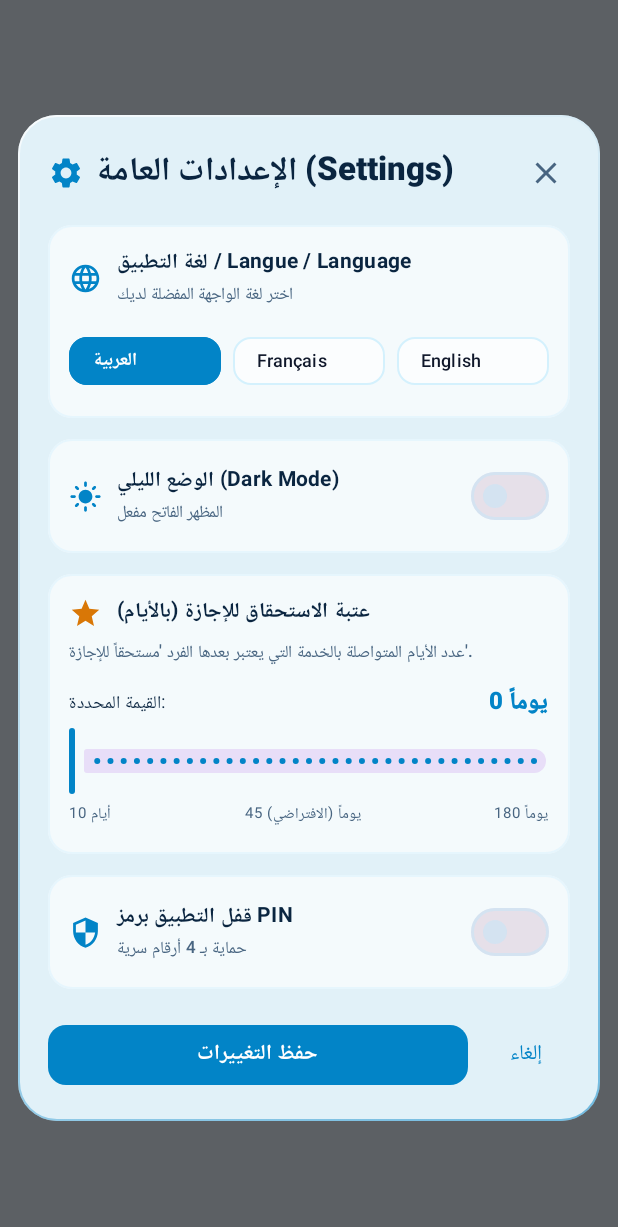
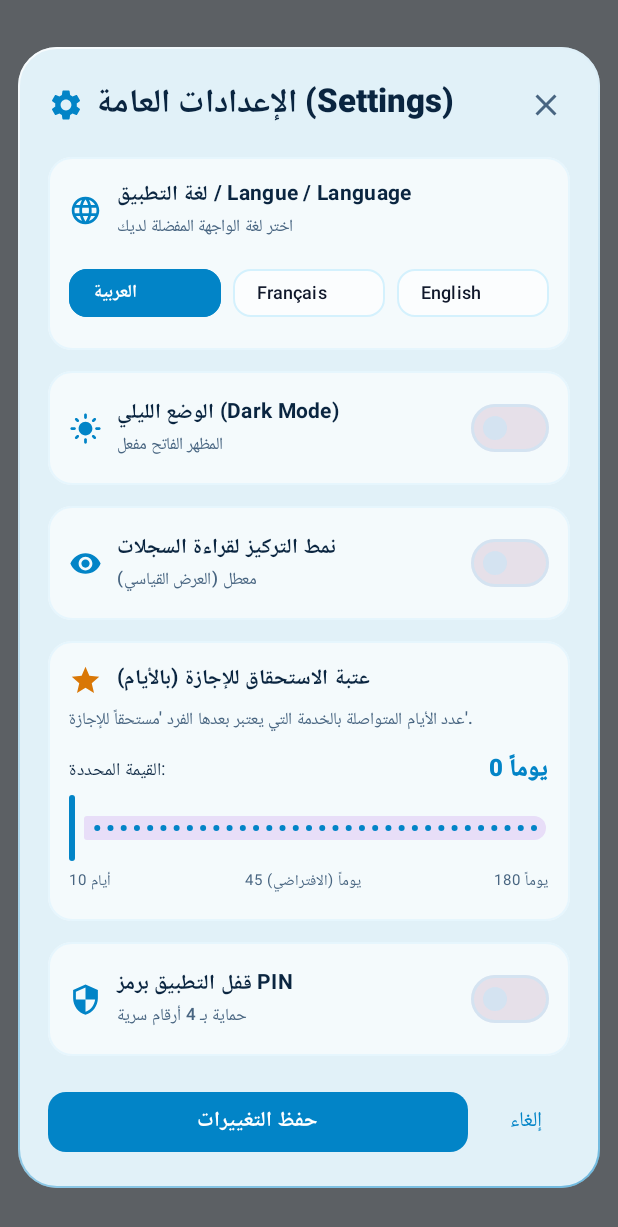
Before and after one commit to charfeddine23/Respit, an Android app built with Jetpack Compose: the composable SettingsDialog called with empty values, on a phone screen of 412 x 824 dp. Shown: the top 1227 px of the screen. Run offline under Robolectric (Android 15) with nearby library versions, the phone set to English and light mode, and no system bars.

Commit message:
feat: add focus mode and dynamic build versioning
- Implement focus mode toggle in settings and UI
- Configure dynamic versioning in build.gradle.kts and CI pipeline

```diff
--- a/app/src/main/java/com/example/MainActivity.kt
+++ b/app/src/main/java/com/example/MainActivity.kt
@@ -161,6 +161,7 @@ fun LeaveTrackerMainApp(viewModel: PersonnelViewModel) {
     val context = LocalContext.current
     val isLocked by viewModel.isLocked.collectAsState()
     val isDarkMode by viewModel.isDarkMode.collectAsState()
+    val isFocusMode by viewModel.isFocusMode.collectAsState()
     val dutyThreshold by viewModel.dutyThresholdDays.collectAsState()
     val isPinEnabled by viewModel.isPinEnabled.collectAsState()
     val currentPin by viewModel.pinCode.collectAsState()
@@ -836,6 +837,7 @@ fun LeaveTrackerMainApp(viewModel: PersonnelViewModel) {
                             PersonnelCard(
                                 personnel = person,
                                 dutyThresholdDays = dutyThreshold,
+                                isFocusMode = isFocusMode,
                                 onConfirmDuty = {
                                     viewModel.confirmReturnToDuty(person.id)
                                     Toast.makeText(
@@ -961,6 +963,8 @@ fun LeaveTrackerMainApp(viewModel: PersonnelViewModel) {
         SettingsDialog(
             isDarkMode = isDarkMode,
             onToggleTheme = { viewModel.toggleTheme() },
+            isFocusMode = isFocusMode,
+            onToggleFocusMode = { viewModel.toggleFocusMode() },
             currentThreshold = dutyThreshold,
             onSaveThreshold = { viewModel.setDutyThreshold(it) },
             isPinEnabled = isPinEnabled,
--- a/app/src/main/java/com/example/data/SettingsManager.kt
+++ b/app/src/main/java/com/example/data/SettingsManager.kt
@@ -28,6 +28,7 @@ class SettingsManager(context: Context) {
         private const val KEY_LANGUAGE = "pref_language"
         private const val KEY_PINNED_NOTIFICATIONS = "pref_pinned_notifications"
         private const val KEY_DISMISSED_NOTIFICATIONS = "pref_dismissed_notifications"
+        private const val KEY_FOCUS_MODE = "pref_focus_mode"
         const val DEFAULT_DUTY_THRESHOLD = 45
     }
 
@@ -82,6 +83,10 @@ class SettingsManager(context: Context) {
         get() = prefs.getStringSet(KEY_DISMISSED_NOTIFICATIONS, emptySet()) ?: emptySet()
         set(value) = prefs.edit().putStringSet(KEY_DISMISSED_NOTIFICATIONS, value).apply()
 
+    var isFocusMode: Boolean
+        get() = prefs.getBoolean(KEY_FOCUS_MODE, false)
+        set(value) = prefs.edit().putBoolean(KEY_FOCUS_MODE, value).apply()
+
     var recentSearches: List<String>
         get() {
             val raw = prefs.getString("pref_recent_searches", null) ?: return emptyList()
--- a/app/src/main/java/com/example/ui/components/SettingsDialog.kt
+++ b/app/src/main/java/com/example/ui/components/SettingsDialog.kt
@@ -27,6 +27,7 @@ import androidx.compose.material.icons.filled.Lock
 import androidx.compose.material.icons.filled.Security
 import androidx.compose.material.icons.filled.Settings
 import androidx.compose.material.icons.filled.Star
+import androidx.compose.material.icons.filled.Visibility
 import androidx.compose.material3.Button
 import androidx.compose.material3.ButtonDefaults
 import androidx.compose.material3.FilterChip
@@ -76,6 +77,8 @@ fun SettingsDialog(
     onLockNow: () -> Unit,
     currentLanguage: AppLanguage = AppLanguage.ARABIC,
     onSelectLanguage: (AppLanguage) -> Unit = {},
+    isFocusMode: Boolean = false,
+    onToggleFocusMode: () -> Unit = {},
     onDismiss: () -> Unit
 ) {
     val context = LocalContext.current
@@ -268,6 +271,64 @@ fun SettingsDialog(
                             colors = SwitchDefaults.colors(
                                 checkedThumbColor = Color.White,
                                 checkedTrackColor = MaterialTheme.colorScheme.primary
+                            )
+                        )
+                    }
+                }
+
+                Spacer(modifier = Modifier.height(14.dp))
+
+                // Section: Focus Mode Toggle (نمط التركيز لقراءة السجلات)
+                Box(
+                    modifier = Modifier
+                        .fillMaxWidth()
+                        .clip(RoundedCornerShape(16.dp))
+                        .background(if (isDarkMode) MaterialTheme.colorScheme.surfaceVariant.copy(alpha = 0.5f) else Color.White.copy(alpha = 0.65f))
+                        .border(
+                            1.dp,
+                            if (isDarkMode) MaterialTheme.colorScheme.outline.copy(alpha = 0.3f) else Color(0x40BAE6FD),
+                            RoundedCornerShape(16.dp)
+                        )
+                        .padding(14.dp)
+                ) {
+                    Row(
+                        modifier = Modifier.fillMaxWidth(),
+                        horizontalArrangement = Arrangement.SpaceBetween,
+                        verticalAlignment = Alignment.CenterVertically
+                    ) {
+                        Row(
+                            verticalAlignment = Alignment.CenterVertically,
+                            modifier = Modifier.weight(1f)
+                        ) {
+                            Icon(
+                                imageVector = Icons.Default.Visibility,
+                                contentDescription = null,
+                                tint = Color(0xFF0284C7),
+                                modifier = Modifier.size(22.dp)
+                            )
+                            Spacer(modifier = Modifier.width(10.dp))
+                            Column {
+                                Text(
+                                    text = "نمط التركيز لقراءة السجلات",
+                                    style = MaterialTheme.typography.bodyMedium,
+                                    fontWeight = FontWeight.Bold,
+                                    color = MaterialTheme.colorScheme.onSurface
+                                )
+                                Text(
+                                    text = if (isFocusMode) "مفعل (وضوح عالي وإبراز تواريخ الإجازة)" else "معطل (العرض القياسي)",
+                                    style = MaterialTheme.typography.labelSmall,
+                                    color = MaterialTheme.colorScheme.onSurfaceVariant,
+                                    fontSize = 11.sp
+                                )
+                            }
+                        }
+
+                        Switch(
+                            checked = isFocusMode,
+                            onCheckedChange = { onToggleFocusMode() },
+                            colors = SwitchDefaults.colors(
+                                checkedThumbColor = Color.White,
+                                checkedTrackColor = Color(0xFF0284C7)
                             )
                         )
                     }
```
Also changed, not shown: app/build.gradle.kts (+22 -2 lines), app/src/main/java/com/example/ui/PersonnelViewModel.kt (+12 -0 lines), app/src/main/java/com/example/ui/components/PersonnelCard.kt (+32 -17 lines), 5 other files.
